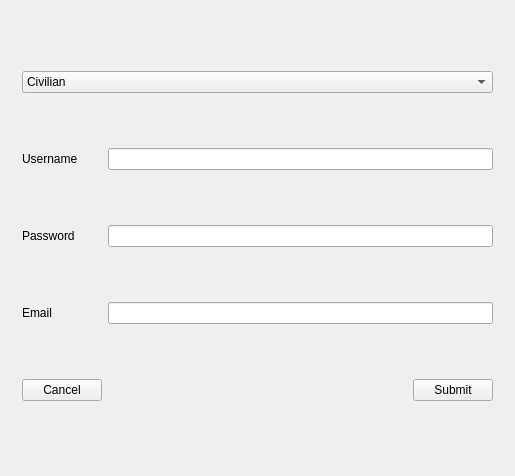
XinChen96/Emergency-Response-System, file mainwindow.ui: the form before one commit.
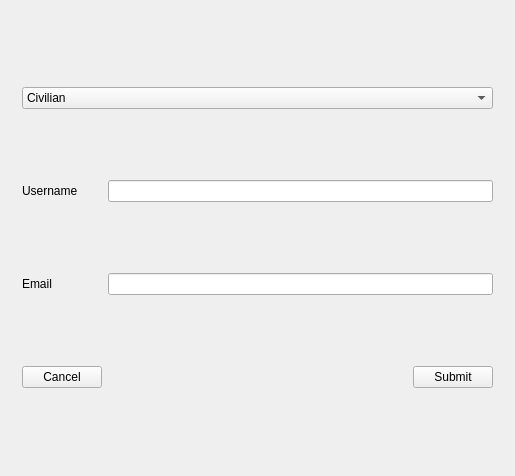
The form after the commit. The open tabs and pages were chosen to show the change.

Commit message: UI updates, removing password

```diff
--- a/mainwindow.ui
+++ b/mainwindow.ui
@@ -111,16 +111,6 @@
       </widget>
       <widget class="QWidget" name="regForm">
        <layout class="QGridLayout" name="gridLayout">
-        <item row="3" column="2">
-         <widget class="QLineEdit" name="lineEdit"/>
-        </item>
-        <item row="3" column="0">
-         <widget class="QLabel" name="label_3">
-          <property name="text">
-           <string>Email</string>
-          </property>
-         </widget>
-        </item>
         <item row="0" column="0" colspan="3">
          <widget class="QComboBox" name="identity">
           <item>
@@ -135,7 +125,17 @@
           </item>
          </widget>
         </item>
-        <item row="5" column="2" alignment="Qt::AlignRight">
+        <item row="1" column="2">
+         <widget class="QLineEdit" name="lineEdit_2"/>
+        </item>
+        <item row="2" column="0">
+         <widget class="QLabel" name="label_3">
+          <property name="text">
+           <string>Email</string>
+          </property>
+         </widget>
+        </item>
+        <item row="4" column="2" alignment="Qt::AlignRight">
          <widget class="QPushButton" name="submitReg">
           <property name="sizePolicy">
            <sizepolicy hsizetype="Fixed" vsizetype="Fixed">
@@ -148,13 +148,6 @@
           </property>
          </widget>
         </item>
-        <item row="2" column="0" colspan="2">
-         <widget class="QLabel" name="label">
-          <property name="text">
-           <string>Password</string>
-          </property>
-         </widget>
-        </item>
         <item row="1" column="0">
          <widget class="QLabel" name="label_2">
           <property name="text">
@@ -162,13 +155,7 @@
           </property>
          </widget>
         </item>
-        <item row="2" column="2">
-         <widget class="QLineEdit" name="lineEdit_3"/>
-        </item>
-        <item row="1" column="2">
-         <widget class="QLineEdit" name="lineEdit_2"/>
-        </item>
-        <item row="5" column="0" colspan="2">
+        <item row="4" column="0" colspan="2">
          <widget class="QPushButton" name="cancelReg">
           <property name="sizePolicy">
            <sizepolicy hsizetype="Minimum" vsizetype="Fixed">
@@ -181,6 +168,9 @@
           </property>
          </widget>
         </item>
+        <item row="2" column="2">
+         <widget class="QLineEdit" name="lineEdit"/>
+        </item>
        </layout>
       </widget>
       <widget class="QWidget" name="mapView">
```
Left out of the diff: 27 changed lines with no effect on the pictures.
